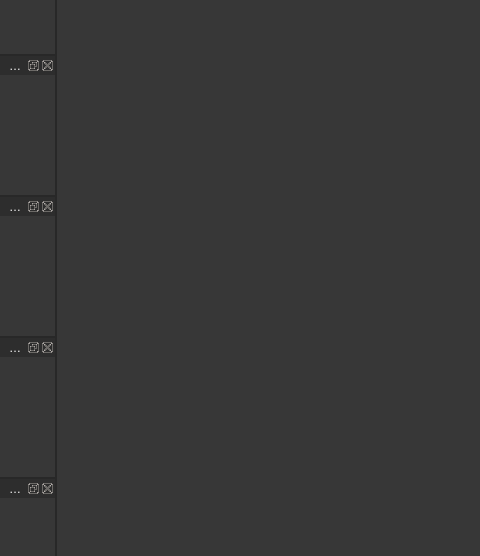
The window that ui/toolkit.ui (dprandle/toolkit_new) describes before a commit, drawn with Qt 5; both pictures show x 0 to 480 and y 260 to 816 of the 1137 by 900 pixel window.
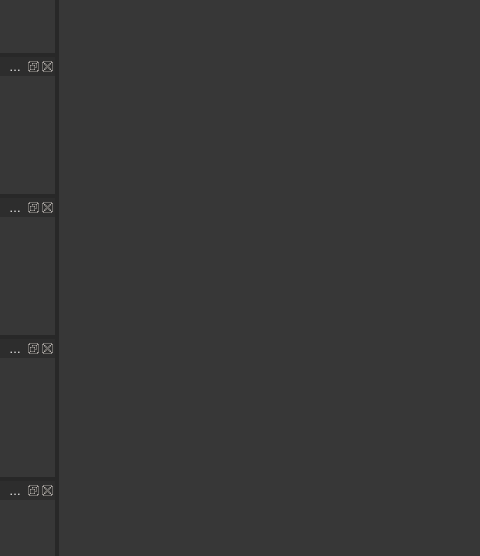
The same window after the commit. Icons and pictures are not drawn. Custom widgets are drawn as their Qt base class.

The edit to the form file:
```diff
--- a/ui/toolkit.ui
+++ b/ui/toolkit.ui
@@ -331,8 +331,8 @@
 
 QMainWindow::separator {
     background: rgb(40,40,40);
-    width: 2x; /* when vertical */
-    height: 2px; /* when horizontal */
+    width: 4x; /* when vertical */
+    height: 4px; /* when horizontal */
 }</string>
   </property>
   <property name="iconSize">
@@ -566,6 +566,12 @@
    <header location="global">prefab_view.h</header>
    <container>1</container>
   </customwidget>
+  <customwidget>
+   <class>Custom_Dock_Widget</class>
+   <extends>QDockWidget</extends>
+   <header location="global">custom_dock_widget.h</header>
+   <container>1</container>
+  </customwidget>
  </customwidgets>
  <resources>
   <include location="../toolkit.qrc"/>
```
Left out of the diff: 26 changed lines with no effect on the pictures.
